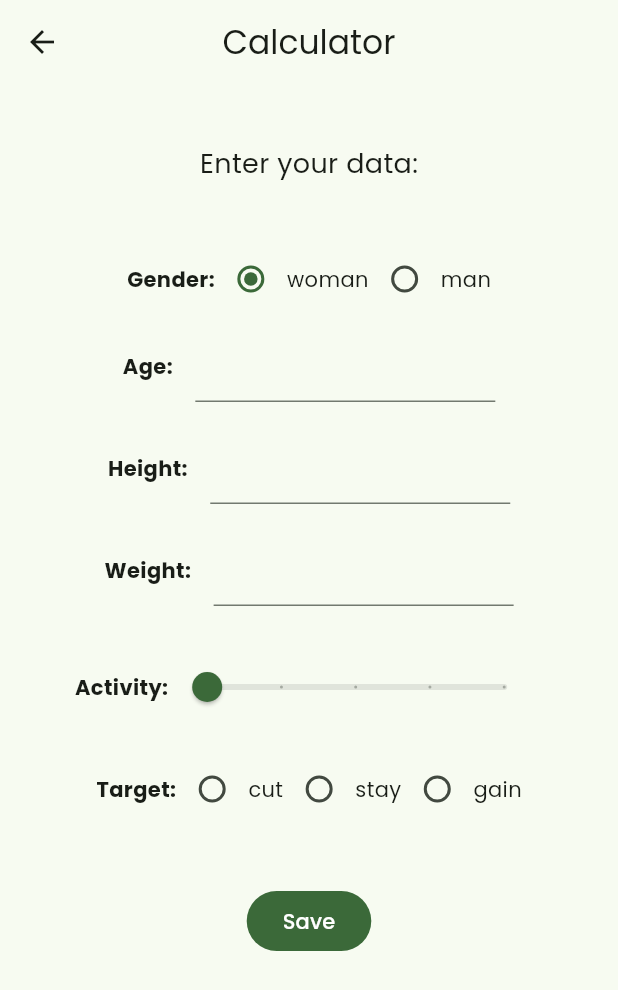
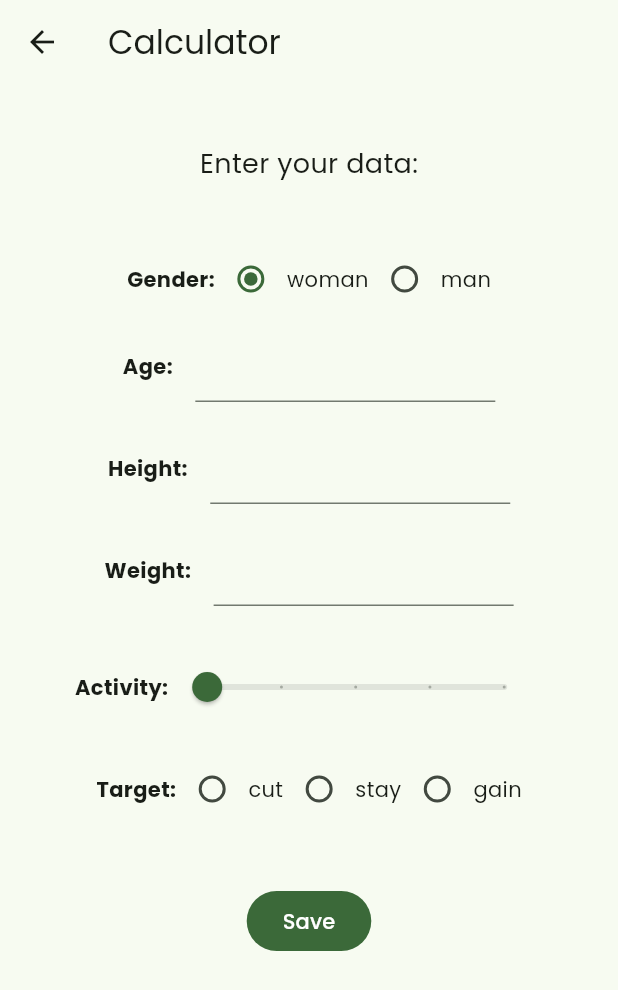
Before and after one commit to p-olszewski/DietDesigner, a Flutter app: the screen it shows after launch, on a phone screen of 412 x 824 dp. Shown: the top 990 px of the screen. Run offline on Flutter 3.47's test engine with Material 2 defaults, Android fonts, the phone set to English and light mode, and no system bars; our stand-ins replace cloud_firestore, firebase_auth, firebase_core, flutter_dotenv, fluttertoast, google_fonts; accounts and stored records are empty.

Commit message:
change calculator appbar title position

```diff
--- a/lib/screens/calculator_screen.dart
+++ b/lib/screens/calculator_screen.dart
@@ -91,10 +91,7 @@ class _CalculatorScreenState extends State<CalculatorScreen> {
     );
 
     return Scaffold(
-      appBar: AppBar(
-        title: const Text("Calculator"),
-        centerTitle: true,
-      ),
+      appBar: AppBar(title: const Text("Calculator")),
       body: SingleChildScrollView(
         child: Column(
           children: [
```
